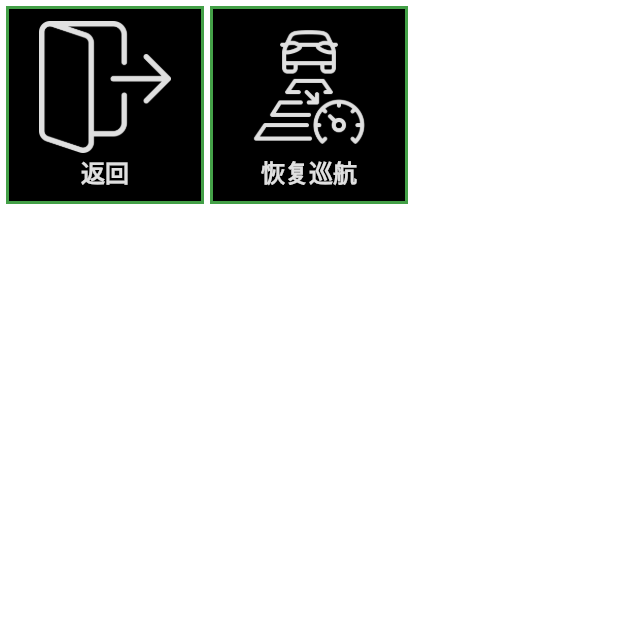
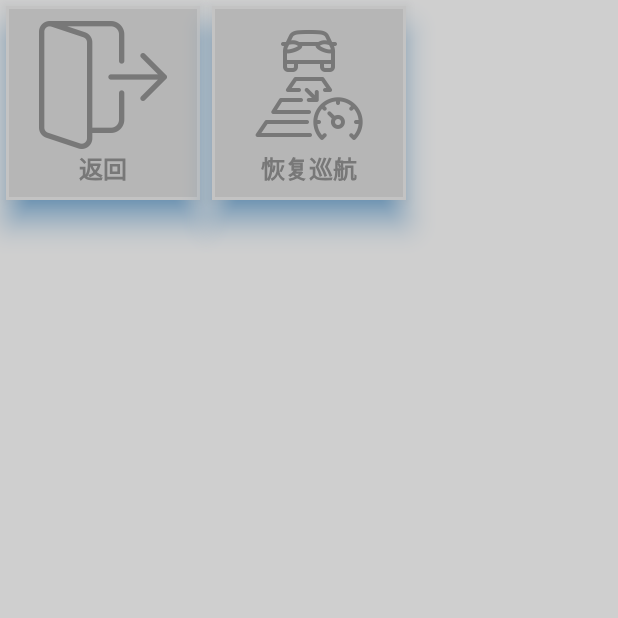
Before and after one commit to Yusuzhan/sim_keyboard, a Flutter app: the screen it shows after launch, on a phone screen of 412 x 824 dp, the top half of it. Run offline on Flutter 3.47's test engine with Material 2 defaults, Android fonts, the phone set to English and light mode, and no system bars.

Commit message:
client v0.2: color theme updated

```diff
--- a/sim_keyboard_client/lib/main.dart
+++ b/sim_keyboard_client/lib/main.dart
@@ -68,12 +68,12 @@ class _MainPageState extends State<MainPage> {
     log("isLandscape = $isLandscape, width = $width");
 
     return Scaffold(
-      backgroundColor: const Color(0x00000000),
+      backgroundColor: const Color(0xffcfcfcf),
       body: Padding(
         padding: const EdgeInsets.all(4),
         child: GridView.count(
-          mainAxisSpacing: 4,
-          crossAxisSpacing: 4,
+          mainAxisSpacing: 8,
+          crossAxisSpacing: 8,
           crossAxisCount: isLandscape ? 7 : 3,
           children: _buttonList(),
         ),
--- a/sim_keyboard_client/lib/widgets/custom_button.dart
+++ b/sim_keyboard_client/lib/widgets/custom_button.dart
@@ -34,12 +34,13 @@ class CustomButtonState extends State<CustomButton> with TickerProviderStateMixi
       vsync: this,
     );
     _colorAnimation = ColorTween(
-      begin: Colors.green[600],
-      end: Colors.green[100],
+      begin: const Color(0xffc3c3c3),
+      end: const Color(0xffc3c3c3),
+      // end: Colors.white,
     ).animate(_animationController);
     _contentColorAnimation = ColorTween(
-      begin: const Color(0xFFE0E0E0),
-      end: Colors.green[200],
+      begin: const Color(0xFF787878),
+      end: const Color(0xFF9c9c9c),
     ).animate(_animationController);
     _paddingAnimation = Tween<double>(
       begin: 2,
@@ -52,7 +53,11 @@ class CustomButtonState extends State<CustomButton> with TickerProviderStateMixi
 
   @override
   Widget build(BuildContext context) {
-    return InkWell(
+    return PhysicalModel(
+      color: const Color(0xffb6b6b6),
+      elevation: 8,
+      shadowColor: Colors.blue,
+      child: InkWell(
         onTapDown: (_) {
           setState(() {
             pressing = true;
@@ -83,8 +88,9 @@ class CustomButtonState extends State<CustomButton> with TickerProviderStateMixi
           child: Padding(
             padding: EdgeInsets.all(_paddingAnimation.value),
             child: Container(
-            color: Colors.black,
+              color: const Color(0xffb6b6b6),
               child: _content(),
+            ),
           ),
         ),
       ),
```
Lines whose indentation alone changed are shown as unchanged.
